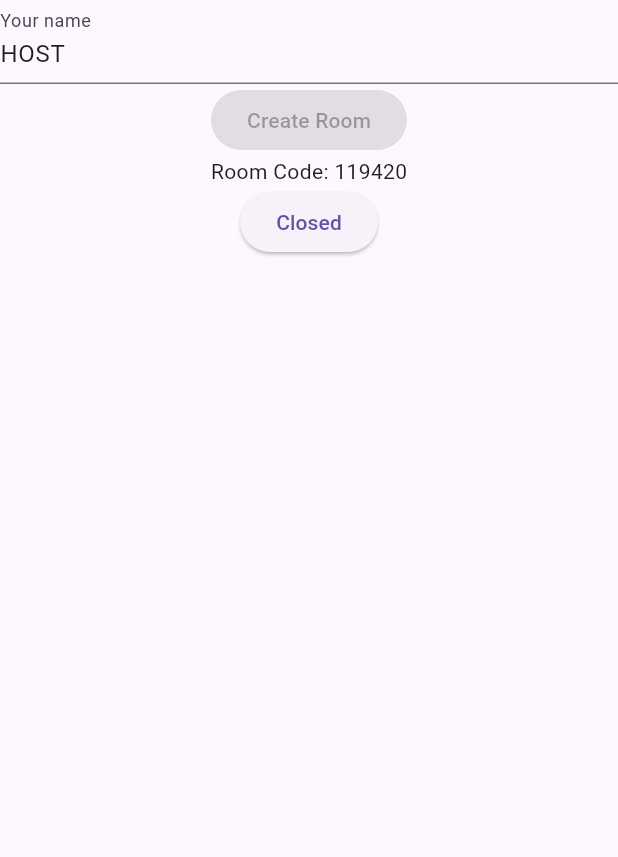
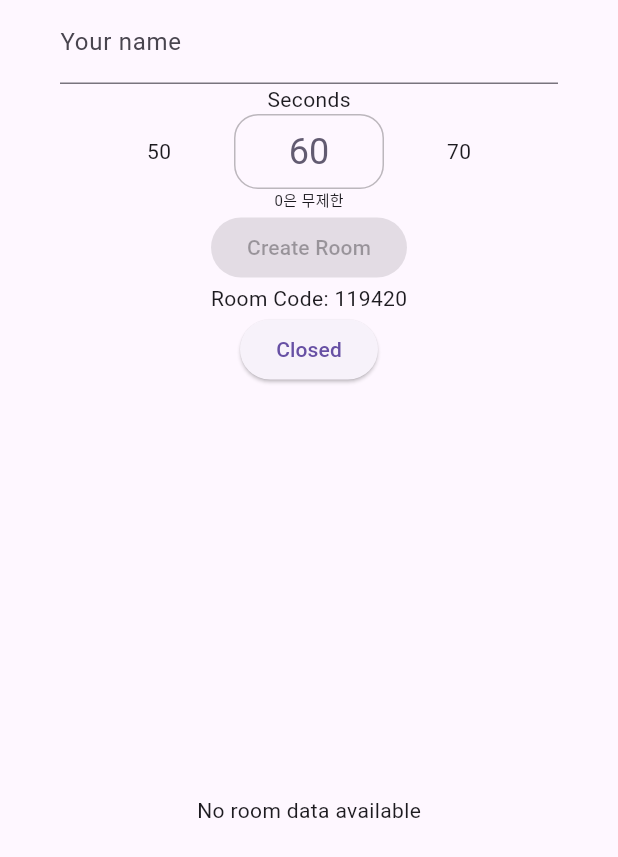
Before and after one commit to qlife1146/boardgame_turn, a Flutter app: the HostScreen screen opened directly, after a tap on "Create Room", on a phone screen of 412 x 824 dp. Shown: the top 857 px of the screen. Run offline on Flutter 3.47's test engine with Material 3 defaults, Android fonts, the light colour scheme and no system bars; drawn by our look-alikes of numberpicker; our stand-ins replace circular_countdown_timer, cloud_firestore, firebase_core, vibration; missing offline and left inert: dart:ffi; accounts and stored records are empty; statements that could not run were skipped.

Commit message:
임시 커밋

```diff
--- a/analysis_options.yaml
+++ b/analysis_options.yaml
@@ -9,7 +9,7 @@
 # packages, and plugins designed to encourage good coding practices.
 analyzer:
   errors:
-    prefer_const_constructors: ignore ignore
+    prefer_const_constructors: ignore ignore ignore
     prefer_const_declarations: ignore
     prefer_const_literals_to_create_immutables: ignore
 include: package:flutter_lints/flutter.yaml
--- a/lib/dart/screen/host_screen.dart
+++ b/lib/dart/screen/host_screen.dart
@@ -4,6 +4,7 @@
 
 import 'package:cloud_firestore/cloud_firestore.dart';
 import 'package:flutter/material.dart';
+import 'package:numberpicker/numberpicker.dart';
 import 'package:vscode/dart/screen/timer_setting_screen.dart';
 
 class HostScreen extends StatefulWidget {
@@ -28,6 +29,7 @@
   String _roomCode = "******";
   bool isRoomOpen = false;
   List<String> guests = [];
+  int _timeDuration = 60;
 
   @override
   void initState() {
@@ -50,11 +52,37 @@
       child: Scaffold(
         body: SafeArea(
           child: Column(
-            mainAxisAlignment: MainAxisAlignment.center,
+            mainAxisAlignment: MainAxisAlignment.spaceBetween,
             children: [
-              TextField(
-                controller: _nameController,
-                decoration: InputDecoration(labelText: "Your name"),
+              Padding(
+                padding: const EdgeInsets.symmetric(horizontal: 40.0),
+                child: TextField(
+                  controller: _nameController,
+                  decoration: InputDecoration(labelText: "Your name"),
+                ),
+              ),
+              Text("Seconds"),
+              NumberPicker(
+                minValue: 0,
+                maxValue: 180,
+                value: _timeDuration,
+                onChanged: (value) => {
+                  setState(() => _timeDuration = value),
+                },
+                step: 10,
+                haptics: true,
+                axis: Axis.horizontal,
+                itemCount: 3,
+                decoration: BoxDecoration(
+                  borderRadius: BorderRadius.circular(16),
+                  border: Border.all(color: Colors.black26),
+                ),
+              ),
+              Text(
+                "0은 무제한",
+                style: TextStyle(
+                  fontSize: 10,
+                ),
               ),
               ElevatedButton(
                 onPressed: isRoomOpen ? null : _createRoom,
@@ -143,6 +171,9 @@
       'guests': [],
       'isOpen': true,
     });
+    setState(() {
+      isRoomOpen = true;
+    });
   }
 
   void _closeRoom() async {
@@ -173,18 +204,7 @@
 
   void _createRoom() async {
     await _generateRoomCode();
-    if (_nameController.text == "") {
-      _nameController.text = "HOST";
-    }
-    // 방 생성 및 Firestore에 저장
-    final roomCollection = _firestore.collection('rooms');
-    await roomCollection.doc(_roomCode).set(
-      {
-        'host': _nameController.text,
-        'guests': [],
-        'isOpen': true,
-      },
-    );
+    await _openRoom();
 
     setState(() {
       isRoomOpen = true;
```
Also changed, not shown: lib/dart/screen/guest_screen.dart (+66 -2 lines), lib/dart/screen/wait_room_screen.dart (+41 -1 lines), firebase.json, 41 other files.
